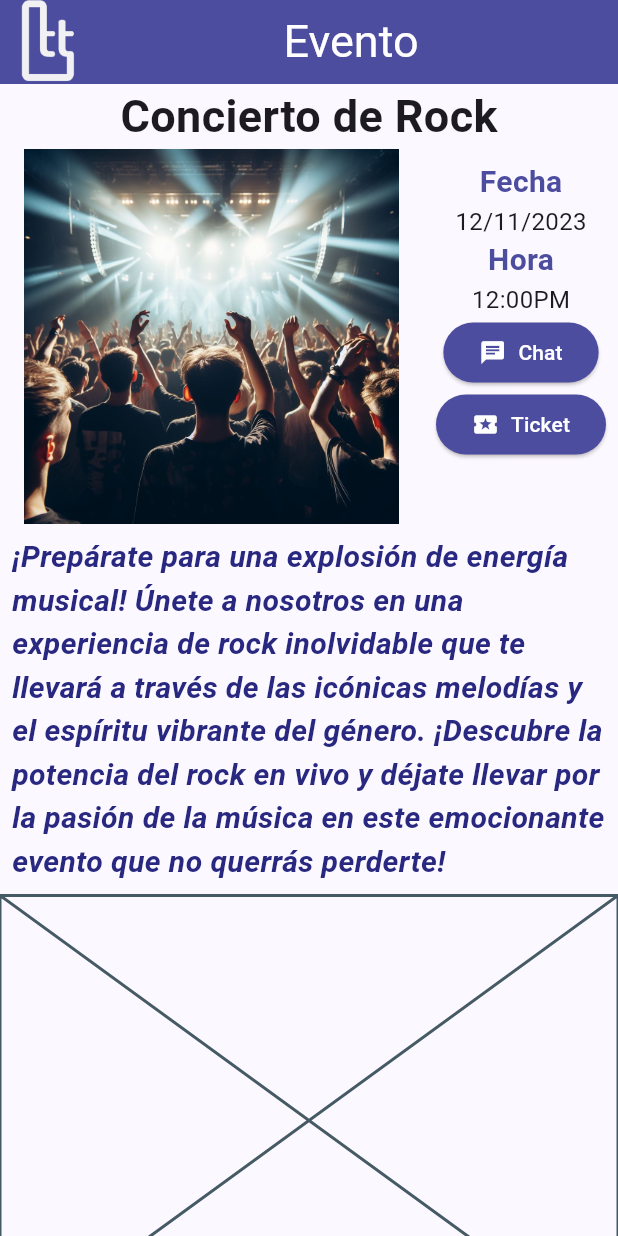
After one commit to Oetam05/Spotter, a Flutter app: the EventInfoPage screen opened directly, on a phone screen of 412 x 824 dp. The commit adds this screen. Run offline on Flutter 3.47's test engine with Material 2 defaults, Android fonts, the phone set to English and light mode, and no system bars.

Commit message:
Paginas agregadas

```diff
--- /dev/null
+++ b/lib/ui/pages/event_info_page.dart
@@ -0,0 +1,137 @@
+import 'package:flutter/material.dart';
+
+class EventInfoPage extends StatelessWidget {
+  final String eventTitle;
+  final String eventImage;
+  final String eventDate;
+  final String eventTime;
+  final String eventDescription;
+  final String eventLocation;
+
+  const EventInfoPage({
+    super.key,
+    required this.eventTitle,
+    required this.eventImage,
+    required this.eventDate,
+    required this.eventTime,
+    required this.eventDescription,
+    required this.eventLocation,
+  });
+
+  @override
+  Widget build(BuildContext context) {
+    return Scaffold(
+      appBar: AppBar(
+        backgroundColor: const Color.fromARGB(255, 77, 77, 160),
+        leading: Padding(
+          padding: const EdgeInsets.only(left: 8.0),
+          child: Image.asset('assets/logoP.png', width: 50),
+        ),
+        title: const Center(
+            child: Text('Evento',
+                style: TextStyle(fontSize: 30, color: Colors.white))),
+      ),
+      body: SingleChildScrollView(
+        child: Column(
+          crossAxisAlignment: CrossAxisAlignment.start,
+          children: [
+            Center(
+                child: Text(eventTitle,
+                    style: const TextStyle(
+                        fontSize: 30, fontWeight: FontWeight.bold))),
+            Row(
+              crossAxisAlignment: CrossAxisAlignment.start,
+              children: [
+                Expanded(
+                  child: Image(
+                    image: AssetImage(eventImage),
+                    width: 250,
+                    height: 250,
+                  ),
+                ),
+                Padding(
+                  padding: const EdgeInsets.all(8.0),
+                  child: Column(
+                    crossAxisAlignment: CrossAxisAlignment.start,
+                    children: [
+                      Column(
+                        crossAxisAlignment: CrossAxisAlignment.center,
+                        children: [
+                          const Text(
+                            "Fecha",
+                            style: TextStyle(
+                              color: Color.fromARGB(255, 77, 77, 160),
+                              fontSize: 20,
+                              fontWeight: FontWeight.bold,
+                            ),
+                          ),
+                          Text(
+                            eventDate,
+                            style: const TextStyle(fontSize: 16),
+                          ),
+                          const Text("Hora",
+                              style: TextStyle(
+                                  color: Color.fromARGB(255, 77, 77, 160),
+                                  fontSize: 20,
+                                  fontWeight: FontWeight.bold)),
+                          Text(eventTime, style: const TextStyle(fontSize: 16)),
+                          ElevatedButton(
+                            style: ElevatedButton.styleFrom(
+                              foregroundColor: Colors.white,
+                              backgroundColor:
+                                  const Color.fromARGB(255, 77, 77, 160),
+                            ),
+                            onPressed: () {},
+                            child: const Row(
+                              mainAxisAlignment: MainAxisAlignment.center,
+                              children: [
+                                Icon(Icons.chat, size: 18),
+                                SizedBox(width: 8),
+                                Text('Chat'),
+                              ],
+                            ),
+                          ),
+                          ElevatedButton(
+                            style: ElevatedButton.styleFrom(
+                              foregroundColor: Colors.white,
+                              backgroundColor: const Color.fromARGB(255, 77, 77, 160),
+                            ),
+                            onPressed: () {},
+                            child: const Row(
+                              mainAxisAlignment: MainAxisAlignment.center,
+                              children: [
+                                Icon(Icons.local_activity, size: 18),
+                                SizedBox(width: 8),
+                                Text('Ticket'),
+                              ],
+                            ),
+                          ),
+                        ],
+                      ),
+                    ],
+                  ),
+                ),
+              ],
+            ),
+
+            // Descripción
+            Padding(
+                padding: const EdgeInsets.all(8.0),
+                child: Text(eventDescription,
+                    style: const TextStyle(
+                        color: Color.fromARGB(255, 40, 40, 128),
+                        fontSize: 20,
+                        fontWeight: FontWeight.bold,
+                        fontStyle: FontStyle.italic))),
+
+            // Mapa
+            Container(
+              height: 300,
+              child: const Placeholder(), // aquí iría el mapa
+            ),
+          ],
+        ),
+      ),
+    );
+  }
+}
--- a/lib/ui/pages/events_page.dart
+++ b/lib/ui/pages/events_page.dart
@@ -1,4 +1,5 @@
 import 'package:flutter/material.dart';
+import 'package:spotter/ui/pages/event_info_page.dart';
 
 class MyHomePage extends StatefulWidget {
   const MyHomePage({super.key, required this.title});
@@ -96,11 +97,18 @@ class _MyHomePageState extends State<MyHomePage> {
           ),
           GestureDetector(
             onTap: () {
-              // Navigator.push(
-              //   context,
-              //   MaterialPageRoute(
-              //       builder: (context) => EventInfoPage(index: 0)),
-              // );
+              Navigator.push(
+                context,
+                MaterialPageRoute(
+                    builder: (context) => const EventInfoPage(
+                          eventTitle: "Concierto de Rock",
+                          eventDate: "12/11/2023",
+                          eventDescription: "¡Prepárate para una explosión de energía musical! Únete a nosotros en una experiencia de rock inolvidable que te llevará a través de las icónicas melodías y el espíritu vibrante del género. ¡Descubre la potencia del rock en vivo y déjate llevar por la pasión de la música en este emocionante evento que no querrás perderte!",
+                          eventImage:'assets/rock.jpeg' ,
+                          eventLocation: "Centro de Convenciones de Barranquilla",
+                          eventTime: "12:00PM",
+                        )),
+              );
             },
             child: const EventItem(
                 name: 'Concierto de Rock',
```
Also changed, not shown: assets/logoP.png (added), lib/ui/pages/info_page.dart (deleted).
